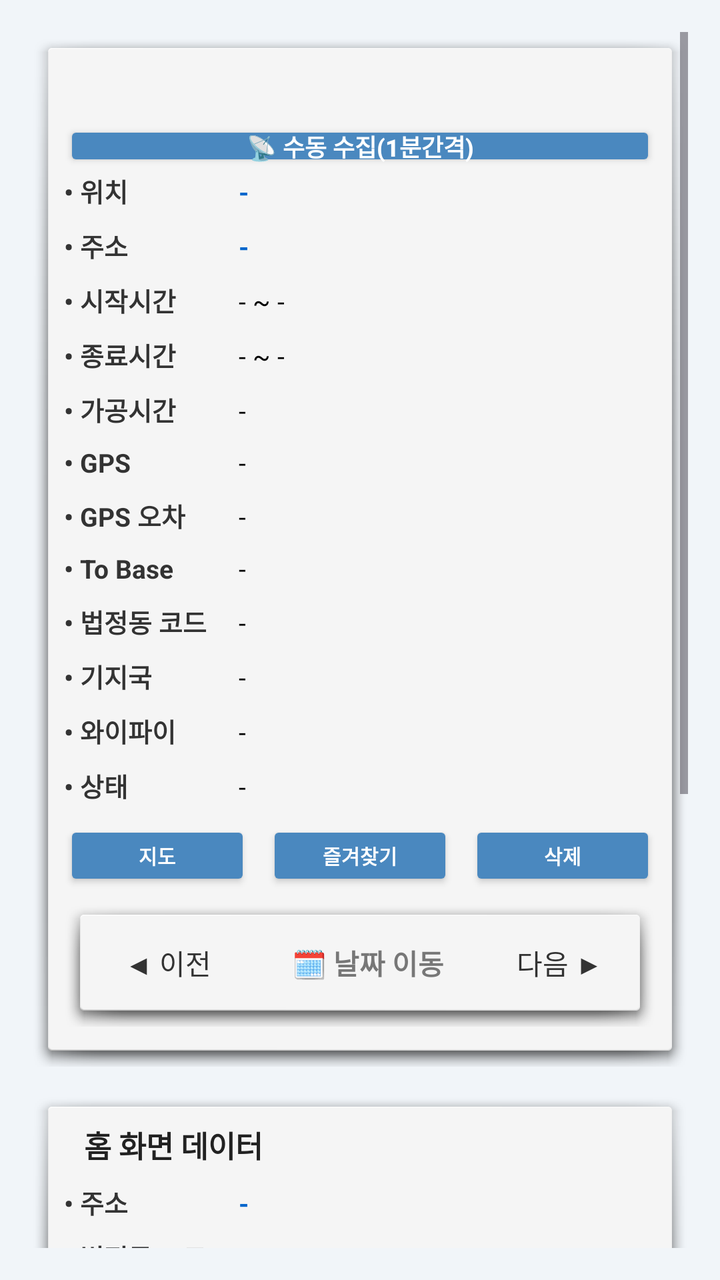
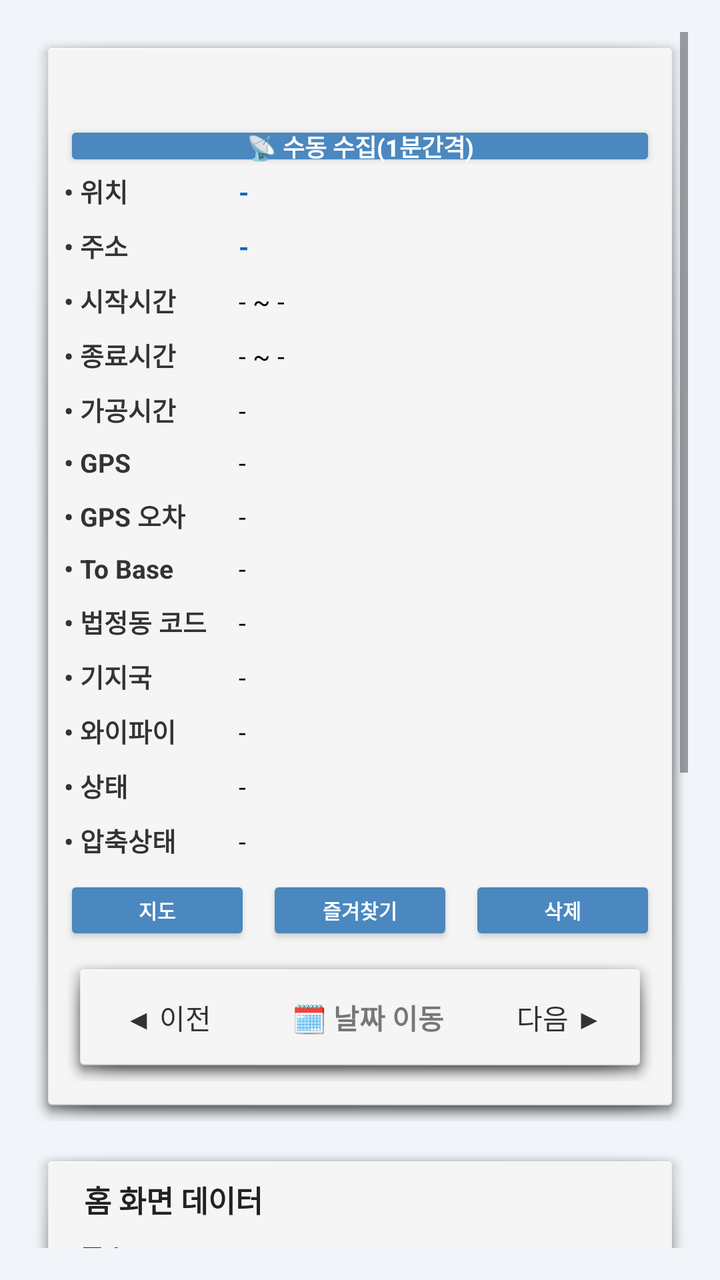

The first picture is an Android layout as it rendered before a commit; the second is the same layout after the commit. The layout source and the unified diff follow.
<!-- AndroidManifest.xml: application theme Theme.Haru_Spot -->
<!-- res/layout/fragment_database.xml -->
<?xml version="1.0" encoding="utf-8"?>
<androidx.constraintlayout.widget.ConstraintLayout xmlns:android="http://schemas.android.com/apk/res/android"
    xmlns:app="http://schemas.android.com/apk/res-auto"
    xmlns:tools="http://schemas.android.com/tools"
    android:layout_width="match_parent"
    android:layout_height="match_parent"
    android:padding="16dp"
    android:background="@color/background1"
    >

    <ScrollView
        android:layout_width="match_parent"
        android:layout_height="0dp"
        android:fillViewport="true"
        app:layout_constraintTop_toTopOf="parent"
        app:layout_constraintBottom_toBottomOf="parent"
        app:layout_constraintStart_toStartOf="parent"
        app:layout_constraintEnd_toEndOf="parent">

        <LinearLayout
            android:layout_width="match_parent"
            android:layout_height="wrap_content"
            android:orientation="vertical">

            

            <TableLayout
                android:id="@+id/tableLayout"
                android:layout_width="match_parent"
                android:layout_height="wrap_content"
                android:background="@android:drawable/dialog_holo_light_frame"
                android:padding="16dp"
                android:stretchColumns="1"
                android:layout_marginBottom="12dp"
                app:layout_constraintTop_toTopOf="parent"
                app:layout_constraintStart_toStartOf="parent"
                app:layout_constraintEnd_toEndOf="parent">

                
                <TableRow
                    android:paddingBottom="8dp">

                    <TextView
                        android:id="@+id/tvTableTitle"
                        android:layout_width="wrap_content"
                        android:layout_height="wrap_content"
                        android:layout_span="2"
                        android:textStyle="bold"
                        android:textSize="15sp"
                        android:textColor="#222222"
                        android:paddingLeft="10dp" />

                    <TextView
                        android:layout_width="wrap_content"
                        android:layout_height="wrap_content"
                        android:text="" />

                </TableRow>

                


                    <Button
                        android:id="@+id/btnImmediateCollect"
                        android:layout_width="match_parent"
                        android:layout_height="wrap_content"
                        android:minHeight="0dp"
                        android:paddingTop="4dp"
                        android:paddingBottom="4dp"
                        android:text="📡 수동 수집(1분간격)"
                        android:textSize="12sp"
                        android:textStyle="bold"
                        android:textColor="#FFFFFF"
                        android:backgroundTint="@color/단추색상" />



                
                <TableRow android:paddingBottom="8dp">
                    <TextView
                        android:layout_width="wrap_content"
                        android:layout_height="wrap_content"
                        android:text="• 위치"
                        android:textStyle="bold"
                        android:textSize="13sp"
                        android:textColor="#333333"
                        android:paddingRight="16dp" />
                    <TextView
                        android:id="@+id/tvBusStop"
                        android:layout_width="wrap_content"
                        android:layout_height="wrap_content"
                        android:text="-"
                        android:textStyle="bold"
                        android:textSize="13sp"
                        android:textColor="#0066CC" />
                </TableRow>

                <TableRow android:paddingBottom="8dp">
                    <TextView
                        android:layout_width="wrap_content"
                        android:layout_height="wrap_content"
                        android:text="• 주소"
                        android:textStyle="bold"
                        android:textSize="13sp"
                        android:textColor="#333333"
                        android:paddingRight="16dp" />
                    <TextView
                        android:id="@+id/tvAdmName"
                        android:layout_width="wrap_content"
                        android:layout_height="wrap_content"
                        android:text="-"
                        android:textStyle="bold"
                        android:textSize="13sp"
                        android:textColor="#0066CC" />
                </TableRow>

                
                <TableRow android:paddingBottom="8dp">
                    <TextView
                        android:layout_width="wrap_content"
                        android:layout_height="wrap_content"
                        android:text="• 시작시간"
                        android:textStyle="bold"
                        android:textSize="13sp"
                        android:textColor="#333333"
                        android:paddingRight="16dp" />
                    <TextView
                        android:id="@+id/tvStartTime"
                        android:layout_width="wrap_content"
                        android:layout_height="wrap_content"
                        android:text="- ~ -"
                        android:textSize="13sp"
                        android:textColor="#000000" />
                </TableRow>

                
                <TableRow android:paddingBottom="8dp">
                    <TextView
                        android:layout_width="wrap_content"
                        android:layout_height="wrap_content"
                        android:text="• 종료시간"
                        android:textStyle="bold"
                        android:textSize="13sp"
                        android:textColor="#333333"
                        android:paddingRight="16dp" />
                    <TextView
                        android:id="@+id/tvEndTime"
                        android:layout_width="wrap_content"
                        android:layout_height="wrap_content"
                        android:text="- ~ -"
                        android:textSize="13sp"
                        android:textColor="#000000" />
                </TableRow>

                
                <TableRow android:paddingBottom="8dp">
                    <TextView
                        android:layout_width="wrap_content"
                        android:layout_height="wrap_content"
                        android:text="• 가공시간"
                        android:textStyle="bold"
                        android:textSize="13sp"
                        android:textColor="#333333"
                        android:paddingRight="16dp" />
                    <TextView
                        android:id="@+id/tvGeofencing"
                        android:layout_width="wrap_content"
                        android:layout_height="wrap_content"
                        android:text="-"
                        android:textSize="13sp"
                        android:textColor="#000000" />
                </TableRow>

                
                <TableRow android:paddingBottom="8dp">
                    <TextView
                        android:layout_width="wrap_content"
                        android:layout_height="wrap_content"
                        android:text="• GPS"
                        android:textStyle="bold"
                        android:textSize="13sp"
                        android:textColor="#333333"
                        android:paddingRight="16dp" />
                    <TextView
                        android:id="@+id/tvLocation"
                        android:layout_width="wrap_content"
                        android:layout_height="wrap_content"
                        android:text="-"
                        android:textSize="13sp"
                        android:textColor="#000000" />
                </TableRow>

                
                <TableRow android:paddingBottom="8dp">
                    <TextView
                        android:layout_width="wrap_content"
                        android:layout_height="wrap_content"
                        android:text="• GPS 오차"
                        android:textStyle="bold"
                        android:textSize="13sp"
                        android:textColor="#333333"
                        android:paddingRight="16dp" />
                    <TextView
                        android:id="@+id/tvGpsRange"
                        android:layout_width="wrap_content"
                        android:layout_height="wrap_content"
                        android:text="-"
                        android:textSize="13sp"
                        android:textColor="#000000" />
                </TableRow>

                
                <TableRow android:paddingBottom="8dp">
                    <TextView
                        android:layout_width="wrap_content"
                        android:layout_height="wrap_content"
                        android:text="• To Base"
                        android:textStyle="bold"
                        android:textSize="13sp"
                        android:textColor="#333333"
                        android:paddingRight="16dp" />
                    <TextView
                        android:id="@+id/tvBusDistance"
                        android:layout_width="wrap_content"
                        android:layout_height="wrap_content"
                        android:text="-"
                        android:textSize="13sp"
                        android:textColor="#000000" />
                </TableRow>

                
                <TableRow android:paddingBottom="8dp">
                    <TextView
                        android:layout_width="wrap_content"
                        android:layout_height="wrap_content"
                        android:text="• 법정동 코드"
                        android:textStyle="bold"
                        android:textSize="13sp"
                        android:textColor="#333333"
                        android:paddingRight="16dp" />
                    <TextView
                        android:id="@+id/tvAdmCode"
                        android:layout_width="wrap_content"
                        android:layout_height="wrap_content"
                        android:text="-"
                        android:textSize="13sp"
                        android:textColor="#000000" />
                </TableRow>

                
                <TableRow android:paddingBottom="8dp">
                    <TextView
                        android:layout_width="wrap_content"
                        android:layout_height="wrap_content"
                        android:text="• 기지국"
                        android:textStyle="bold"
                        android:textSize="13sp"
                        android:textColor="#333333"
                        android:paddingRight="16dp" />
                    <TextView
                        android:id="@+id/tvCellTower"
                        android:layout_width="wrap_content"
                        android:layout_height="wrap_content"
                        android:text="-"
                        android:textSize="13sp"
                        android:textColor="#000000" />
                </TableRow>

                
                <TableRow android:paddingBottom="8dp">
                    <TextView
                        android:layout_width="wrap_content"
                        android:layout_height="wrap_content"
                        android:text="• 와이파이"
                        android:textStyle="bold"
                        android:textSize="13sp"
                        android:textColor="#333333"
                        android:paddingRight="16dp" />
                    <TextView
                        android:id="@+id/tvWifi"
                        android:layout_width="wrap_content"
                        android:layout_height="wrap_content"
                        android:text="-"
                        android:textSize="13sp"
                        android:textColor="#000000" />
                </TableRow>

                
                <TableRow android:paddingBottom="8dp">
                    <TextView
                        android:layout_width="wrap_content"
                        android:layout_height="wrap_content"
                        android:text="• 상태"
                        android:textStyle="bold"
                        android:textSize="13sp"
                        android:textColor="#333333"
                        android:paddingRight="16dp" />
                    <TextView
                        android:id="@+id/tvStatus"
                        android:layout_width="wrap_content"
                        android:layout_height="wrap_content"
                        android:text="-"
                        android:textSize="13sp"
                        android:textColor="#000000" />
                </TableRow>

                
                <LinearLayout
                    android:id="@+id/layoutActionButtons"
                    android:layout_width="0dp"
                    android:layout_height="35dp"
                    android:orientation="horizontal"
                    android:layout_marginBottom="4dp"
                    app:layout_constraintTop_toBottomOf="@+id/tableLayout"
                    app:layout_constraintStart_toStartOf="parent"
                    app:layout_constraintEnd_toEndOf="parent">

                    
                    <Button
                        android:id="@+id/btnCopyMapLink"
                        android:layout_width="0dp"
                        android:layout_height="wrap_content"
                        android:layout_weight="1"
                        android:text="지도"
                        android:textSize="10sp"
                        android:textStyle="bold"
                        android:textColor="#FFFFFF"
                        android:backgroundTint="@color/단추색상"
                        android:layout_marginEnd="4dp" />

                    
                    <Button
                        android:id="@+id/btnUserLocationSave"
                        android:layout_width="0dp"
                        android:layout_height="wrap_content"
                        android:layout_weight="1"
                        android:text="즐겨찾기"
                        android:textSize="10sp"
                        android:textStyle="bold"
                        android:textColor="#FFFFFF"
                        android:backgroundTint="@color/단추색상"
                        android:layout_marginEnd="4dp"
                        android:layout_marginStart="4dp"/>

                    
                    <Button
                        android:id="@+id/btnDeleteCurrentLog"
                        android:layout_width="0dp"
                        android:layout_height="wrap_content"
                        android:layout_weight="1"
                        android:text="삭제"
                        android:textSize="10sp"
                        android:textStyle="bold"
                        android:textColor="#FFFFFF"
                        android:backgroundTint="@color/단추색상"
                        android:layout_marginStart="4dp" />
                </LinearLayout>

                
                <LinearLayout
                    android:id="@+id/layoutBottomNav"
                    android:layout_width="0dp"
                    android:layout_height="wrap_content"
                    android:orientation="horizontal"
                    android:gravity="center"
                    android:background="@android:drawable/dialog_holo_light_frame"
                    android:padding="8dp"
                    android:layout_marginBottom="4dp"
                    app:layout_constraintTop_toBottomOf="@+id/btnCopyMapLink"
                    app:layout_constraintStart_toStartOf="parent"
                    app:layout_constraintEnd_toEndOf="parent">

                    <Button
                        android:id="@+id/t_button_prev"
                        style="?android:attr/borderlessButtonStyle"
                        android:layout_width="wrap_content"
                        android:layout_height="wrap_content"
                        android:text="◀ 이전"
                        android:textColor="#333333" />

                    <Button
                        android:id="@+id/tvPageInfo"
                        android:layout_width="wrap_content"
                        android:layout_height="wrap_content"
                        android:text="🗓️ 날짜 이동"
                        android:textSize="14sp"
                        android:textStyle="bold"
                        android:textColor="#777777"
                        android:background="@android:color/transparent"
                        android:minHeight="0dp"
                        android:layout_marginStart="0dp"
                        android:layout_marginEnd="0dp"
                        android:paddingTop="6dp"
                        android:paddingBottom="6dp"
                        android:paddingLeft="18dp"
                        android:paddingRight="18dp" />

                    <Button
                        android:id="@+id/t_button_next"
                        style="?android:attr/borderlessButtonStyle"
                        android:layout_width="wrap_content"
                        android:layout_height="wrap_content"
                        android:text="다음 ▶"
                        android:textColor="#333333" />
                </LinearLayout>

            </TableLayout>

            

            <TableLayout
                android:id="@+id/tableLayoutSpot"
                android:layout_width="match_parent"
                android:layout_height="wrap_content"
                android:background="@android:drawable/dialog_holo_light_frame"
                android:padding="16dp"
                android:stretchColumns="1"
                android:layout_marginBottom="12dp">

                
                <TableRow
                    android:paddingBottom="8dp">

                    <TextView
                        android:id="@+id/tvSpotTableTitle"
                        android:layout_width="wrap_content"
                        android:layout_height="wrap_content"
                        android:layout_span="2"
                        android:text="홈 화면 데이터"
                        android:textStyle="bold"
                        android:textSize="15sp"
                        android:textColor="#222222"
                        android:paddingLeft="10dp" />

                    <TextView
                        android:layout_width="wrap_content"
                        android:layout_height="wrap_content"
                        android:text="" />

                </TableRow>

                
                <TableRow android:paddingBottom="8dp">

                    <TextView
                        android:layout_width="wrap_content"
                        android:layout_height="wrap_content"
                        android:text="• 주소"
                        android:textStyle="bold"
                        android:textSize="13sp"
                        android:textColor="#333333"
                        android:paddingRight="16dp" />

                    <TextView
                        android:id="@+id/tvSpAdmName"
                        android:layout_width="wrap_content"
                        android:layout_height="wrap_content"
                        android:text="-"
                        android:textStyle="bold"
                        android:textSize="13sp"
                        android:textColor="#0066CC" />

                </TableRow>

                
                <TableRow android:paddingBottom="8dp">

                    <TextView
                        android:layout_width="wrap_content"
                        android:layout_height="wrap_content"
                        android:text="• 법정동 코드"
                        android:textStyle="bold"
                        android:textSize="13sp"
                        android:textColor="#333333"
                        android:paddingRight="16dp" />

                    <TextView
                        android:id="@+id/tvSpAdmCode"
                        android:layout_width="wrap_content"
                        android:layout_height="wrap_content"
                        android:text="-"
                        android:textSize="13sp"
                        android:textColor="#000000" />

                </TableRow>

                
                <TableRow android:paddingBottom="8dp">

                    <TextView
                        android:layout_width="wrap_content"
                        android:layout_height="wrap_content"
                        android:text="• 시작시간"
                        android:textStyle="bold"
                        android:textSize="13sp"
                        android:textColor="#333333"
                        android:paddingRight="16dp" />

                    <TextView
                        android:id="@+id/tvSpStartTime"
                        android:layout_width="wrap_content"
                        android:layout_height="wrap_content"
                        android:text="-"
                        android:textSize="13sp"
                        android:textColor="#000000" />

                </TableRow>

                
                <TableRow android:paddingBottom="8dp">

                    <TextView
                        android:layout_width="wrap_content"
                        android:layout_height="wrap_content"
                        android:text="• 종료시간"
                        android:textStyle="bold"
                        android:textSize="13sp"
                        android:textColor="#333333"
                        android:paddingRight="16dp" />

                    <TextView
                        android:id="@+id/tvSpEndTime"
                        android:layout_width="wrap_content"
                        android:layout_height="wrap_content"
                        android:text="-"
                        android:textSize="13sp"
                        android:textColor="#000000" />

                </TableRow>

                
                <TableRow android:paddingBottom="8dp">

                    <TextView
                        android:layout_width="wrap_content"
                        android:layout_height="wrap_content"
                        android:text="• 체류시간"
                        android:textStyle="bold"
                        android:textSize="13sp"
                        android:textColor="#333333"
                        android:paddingRight="16dp" />

                    <TextView
                        android:id="@+id/tvSpSpotTime"
                        android:layout_width="wrap_content"
                        android:layout_height="wrap_content"
                        android:text="-"
                        android:textSize="13sp"
                        android:textColor="#000000" />

                </TableRow>

                
                <TableRow android:paddingBottom="8dp">

                    <TextView
                        android:layout_width="wrap_content"
                        android:layout_height="wrap_content"
                        android:text="• 메모 ID"
                        android:textStyle="bold"
                        android:textSize="13sp"
                        android:textColor="#333333"
                        android:paddingRight="16dp" />

                    <TextView
                        android:id="@+id/tvSpMemoId"
                        android:layout_width="wrap_content"
                        android:layout_height="wrap_content"
                        android:text="-"
                        android:textSize="13sp"
                        android:textColor="#000000" />
                </TableRow>
                    
                <TableRow android:paddingBottom="8dp">

                    <TextView
                        android:layout_width="wrap_content"
                        android:layout_height="wrap_content"
                        android:text="• 가공시간"
                        android:textStyle="bold"
                        android:textSize="13sp"
                        android:textColor="#333333"
                        android:paddingRight="16dp" />

                    <TextView
                        android:id="@+id/tvSpProcessedAt"
                        android:layout_width="wrap_content"
                        android:layout_height="wrap_content"
                        android:text="-"
                        android:textSize="13sp"
                        android:textColor="#000000" />


                </TableRow>

                
                <LinearLayout
                    android:id="@+id/layoutSpotBottomNav"
                    android:layout_width="match_parent"
                    android:layout_height="wrap_content"
                    android:orientation="horizontal"
                    android:gravity="center"
                    android:background="@android:drawable/dialog_holo_light_frame"
                    android:padding="8dp"
                    android:layout_marginBottom="4dp">

                    <Button
                        android:id="@+id/t_sp_button_prev"
                        style="?android:attr/borderlessButtonStyle"
                        android:layout_width="wrap_content"
                        android:layout_height="wrap_content"
                        android:text="◀ 이전"
                        android:textColor="#333333" />

                    <Button
                        android:id="@+id/tvSpPageInfo"
                        android:layout_width="wrap_content"
                        android:layout_height="wrap_content"
                        android:text="🗓️ 날짜 이동"
                        android:textSize="14sp"
                        android:textStyle="bold"
                        android:textColor="#777777"
                        android:background="@android:color/transparent"
                        android:minHeight="0dp"
                        android:paddingTop="6dp"
                        android:paddingBottom="6dp"
                        android:paddingLeft="18dp"
                        android:paddingRight="18dp" />

                    <Button
                        android:id="@+id/t_sp_button_next"
                        style="?android:attr/borderlessButtonStyle"
                        android:layout_width="wrap_content"
                        android:layout_height="wrap_content"
                        android:text="다음 ▶"
                        android:textColor="#333333" />

                </LinearLayout>

            </TableLayout>



            
            <LinearLayout
                android:layout_width="match_parent"
                android:layout_height="wrap_content"
                android:orientation="vertical"
                android:layout_marginBottom="4dp">

                <Button
                    android:id="@+id/btnApplyCleanBusData"
                    android:layout_width="match_parent"
                    android:layout_height="wrap_content"
                    android:text="✨ 버스 정류장 데이터 재로딩"
                    android:textSize="12sp"
                    android:textStyle="bold"
                    android:textColor="#FFFFFF"
                    android:backgroundTint="@color/단추색상"
                    android:layout_marginBottom="4dp" />

                
                <Button
                    android:id="@+id/btnGenerateMockData"
                    android:layout_width="match_parent"
                    android:layout_height="wrap_content"
                    android:text="🧪 가상 데이터 생성 테스트"
                    android:textSize="12sp"
                    android:textStyle="bold"
                    android:textColor="#FFFFFF"
                    android:backgroundTint="@color/단추색상"
                    android:layout_marginBottom="4dp" />

            </LinearLayout>

        </LinearLayout>

    </ScrollView>

</androidx.constraintlayout.widget.ConstraintLayout>
<!-- resources referenced by this layout -->
<resources>
  <color name="background1">#F1F5F9</color>
  <style name="Theme.Haru_Spot" parent="Theme.Material3.Light.NoActionBar">
          
          
          <item name="colorPrimary">@color/timeline_card_bg</item>
          <item name="colorPrimaryVariant">@color/timeline_card_bg</item>
          <item name="colorOnPrimary">@color/gray_dark</item>
  
          
          <item name="android:statusBarColor">@color/gray_dark</item>
  
          
          <item name="android:navigationBarColor">@color/gray_dark</item>
          
          
          
  </style>
  <color name="timeline_card_bg">#F0F4F8</color>
  <color name="gray_dark">#475467</color>
</resources>

<!-- the commit's change to res/layout/fragment_database.xml (unified diff, before → after) -->
@@ -297,6 +297,25 @@
                         android:paddingRight="16dp" />
                     <TextView
                         android:id="@+id/tvStatus"
+                        android:layout_width="wrap_content"
+                        android:layout_height="wrap_content"
+                        android:text="-"
+                        android:textSize="13sp"
+                        android:textColor="#000000" />
+                </TableRow>
+
+                
+                <TableRow android:paddingBottom="8dp">
+                    <TextView
+                        android:layout_width="wrap_content"
+                        android:layout_height="wrap_content"
+                        android:text="• 압축상태"
+                        android:textStyle="bold"
+                        android:textSize="13sp"
+                        android:textColor="#333333"
+                        android:paddingRight="16dp" />
+                    <TextView
+                        android:id="@+id/tvField2"
                         android:layout_width="wrap_content"
                         android:layout_height="wrap_content"
                         android:text="-"
